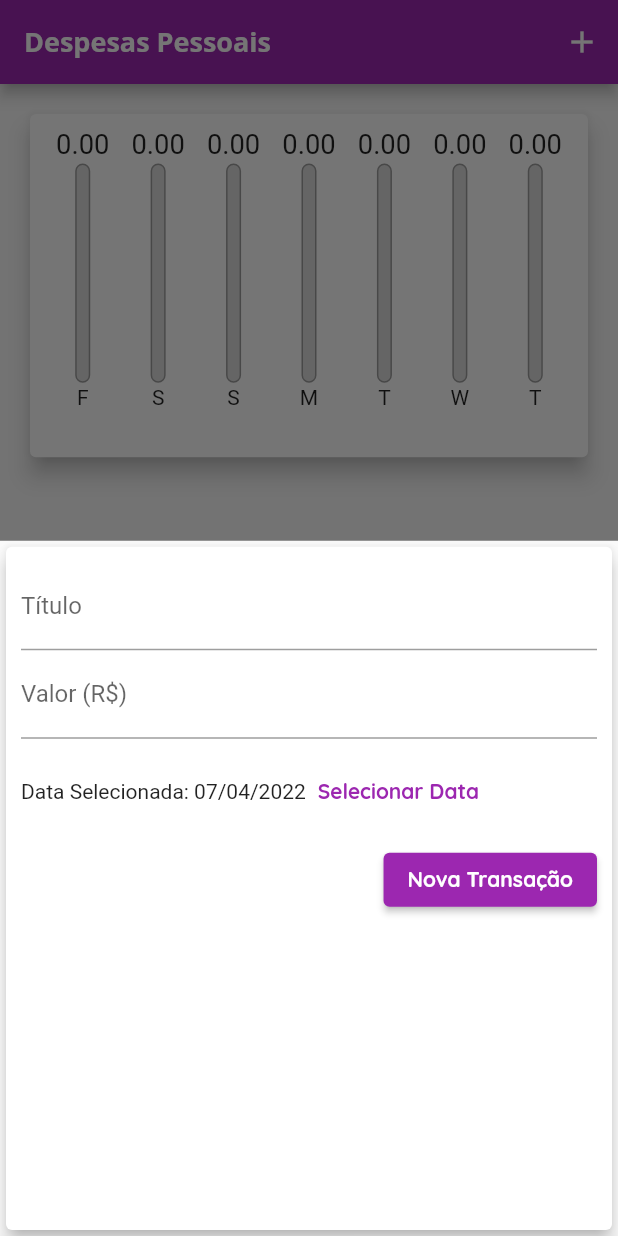
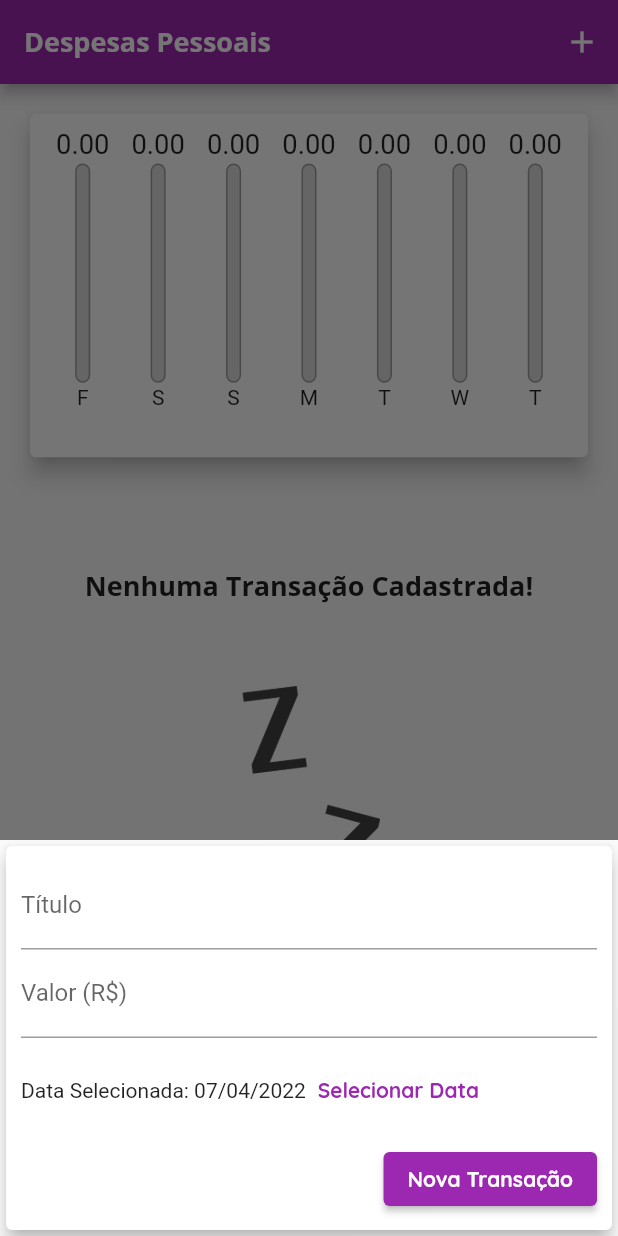
Before and after one commit to CornelioLeandro/Despesas-Pessoal, a Flutter app: the screen it shows after launch, after a tap on the "add" icon, on a phone screen of 412 x 824 dp. Run offline on Flutter 3.47's test engine with Material 2 defaults, Android fonts, the phone set to English and light mode, and no system bars.

Commit message:
Telas Responsivas

```diff
--- a/lib/components/transaction_form.dart
+++ b/lib/components/transaction_form.dart
@@ -44,24 +44,29 @@ class _TransactionFormState extends State<TransactionForm> {
 
   @override
   Widget build(BuildContext context) {
-    return Card(
+    return SingleChildScrollView(
+      child: Card(
         elevation: 5,
         child: Padding(
-        padding: const EdgeInsets.all(10),
+          padding: EdgeInsets.only(
+              top: 10,
+              right: 10,
+              left: 10,
+              bottom: 10 + MediaQuery.of(context).viewInsets.bottom),
           child: Column(
             children: <Widget>[
               TextField(
                 controller: _titleController,
                 onSubmitted: (_) => _submitForm,
-              decoration: InputDecoration(
+                decoration: const InputDecoration(
                   labelText: 'Título',
                 ),
               ),
               TextField(
                 controller: _valueController,
-              keyboardType: TextInputType.numberWithOptions(decimal: true),
+                keyboardType: const TextInputType.numberWithOptions(decimal: true),
                 onSubmitted: (_) => _submitForm,
-              decoration: InputDecoration(
+                decoration: const InputDecoration(
                   labelText: 'Valor (R\$)',
                 ),
               ),
@@ -75,7 +80,7 @@ class _TransactionFormState extends State<TransactionForm> {
                           : 'Data Selecionada: ${DateFormat('dd/MM/y').format(_selectedDate)}',
                     ),
                     TextButton(
-                    child: Text(
+                      child: const Text(
                         'Selecionar Data',
                         style: TextStyle(
                           fontWeight: FontWeight.bold,
@@ -103,6 +108,7 @@ class _TransactionFormState extends State<TransactionForm> {
             ],
           ),
         ),
+      ),
     );
   }
 }
```
Lines whose indentation alone changed are shown as unchanged.
